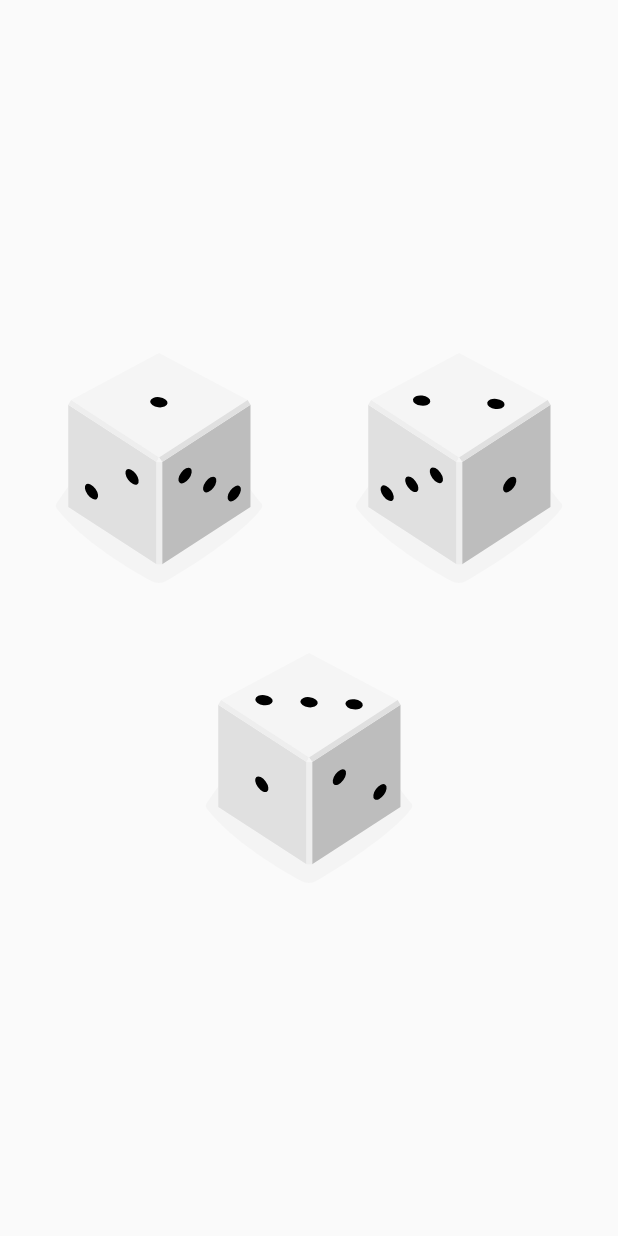
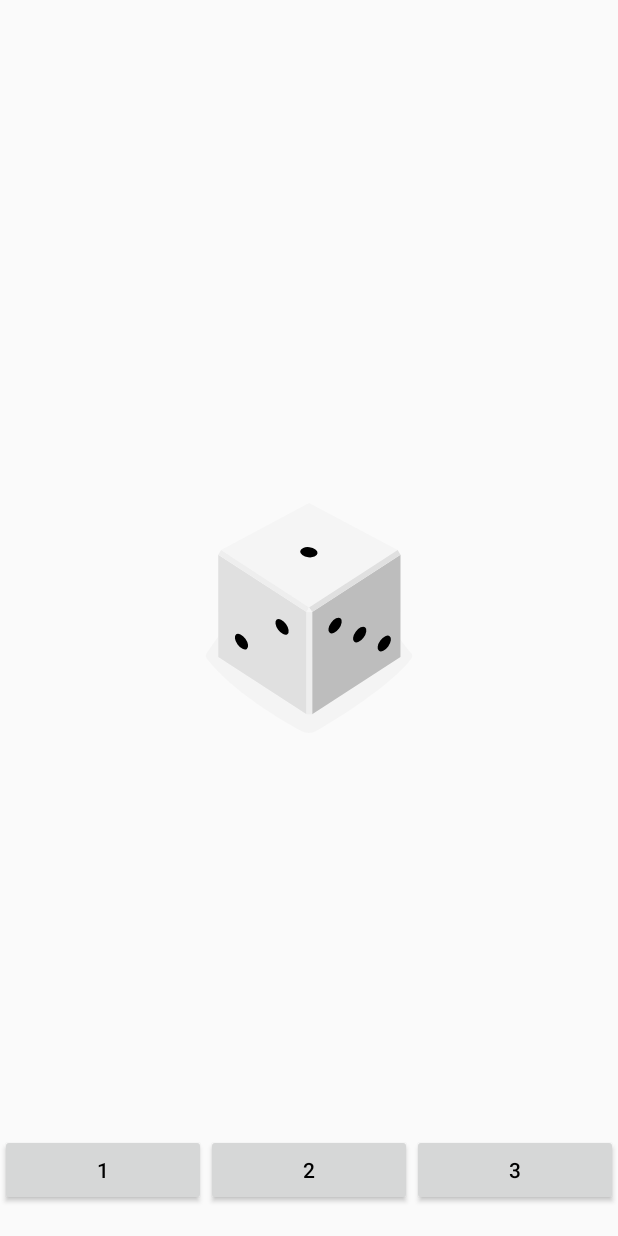
Before and after one commit to xxmd/dice, an Android app: the screen it shows after launch (MainActivity), on a phone screen of 412 x 824 dp. Run offline under Robolectric (Android 15) with nearby library versions, the phone set to English and light mode, and no system bars; our stand-ins replace RxJava.

Commit message:
remove view binding v1.0.1

```diff
--- a/app/src/main/java/io/github/xxmd/MainActivity.java
+++ b/app/src/main/java/io/github/xxmd/MainActivity.java
@@ -3,6 +3,7 @@ package io.github.xxmd;
 import androidx.appcompat.app.AppCompatActivity;
 
 import android.os.Bundle;
+import android.view.View;
 import android.widget.LinearLayout;
 import android.widget.Toast;
 
@@ -22,11 +23,15 @@ public class MainActivity extends AppCompatActivity {
     }
 
     private void bindEvent() {
-        LinearLayout root = binding.getRoot();
+        View root = binding.getRoot();
         root.setOnClickListener(v -> {
             binding.diceControlView.randomRoll(2000, 20, ints -> {
                 Toast.makeText(MainActivity.this, Arrays.toString(ints), Toast.LENGTH_SHORT).show();
             });
         });
+
+        binding.btn1.setOnClickListener(v -> binding.diceControlView.setDiceCount(1));
+        binding.btn2.setOnClickListener(v -> binding.diceControlView.setDiceCount(2));
+        binding.btn3.setOnClickListener(v -> binding.diceControlView.setDiceCount(3));
     }
 }
--- a/app/src/main/res/layout/activity_main.xml
+++ b/app/src/main/res/layout/activity_main.xml
@@ -1,5 +1,5 @@
 <?xml version="1.0" encoding="utf-8"?>
-<LinearLayout xmlns:android="http://schemas.android.com/apk/res/android"
+<androidx.constraintlayout.widget.ConstraintLayout xmlns:android="http://schemas.android.com/apk/res/android"
     xmlns:app="http://schemas.android.com/apk/res-auto"
     xmlns:tools="http://schemas.android.com/tools"
     android:layout_width="match_parent"
@@ -8,8 +8,36 @@
 
     <io.github.xxmd.DiceControlView
         android:id="@+id/diceControlView"
-        app:diceCount="3"
         android:layout_width="match_parent"
         android:layout_height="match_parent" />
 
-</LinearLayout>
+    <LinearLayout
+        android:layout_width="match_parent"
+        android:layout_height="wrap_content"
+        app:layout_constraintBottom_toBottomOf="parent"
+        android:layout_marginBottom="20dp"
+        android:orientation="horizontal">
+
+        <Button
+            android:id="@+id/btn_1"
+            android:layout_width="0dp"
+            android:layout_weight="1"
+            android:layout_height="wrap_content"
+            android:text="1"/>
+
+        <Button
+            android:id="@+id/btn_2"
+            android:layout_width="0dp"
+            android:layout_weight="1"
+            android:layout_height="wrap_content"
+            android:text="2"/>
+
+        <Button
+            android:id="@+id/btn_3"
+            android:layout_width="0dp"
+            android:layout_weight="1"
+            android:layout_height="wrap_content"
+            android:text="3"/>
+    </LinearLayout>
+
+</androidx.constraintlayout.widget.ConstraintLayout>
--- a/mylibrary/build.gradle
+++ b/mylibrary/build.gradle
@@ -25,9 +25,6 @@ android {
         sourceCompatibility JavaVersion.VERSION_1_8
         targetCompatibility JavaVersion.VERSION_1_8
     }
-    viewBinding {
-        enabled = true
-    }
 }
 
 dependencies {
@@ -52,7 +49,7 @@ afterEvaluate {
 ext {
     publishedGroupId = 'io.github.xxmd'
     artifact = rootProject.name
-    libraryVersion = '1.0.0'
+    libraryVersion = '1.0.1'
     libraryDescription = 'dice'
     siteUrl = 'https://github.com/xxmd/' + rootProject.name
 }
```
